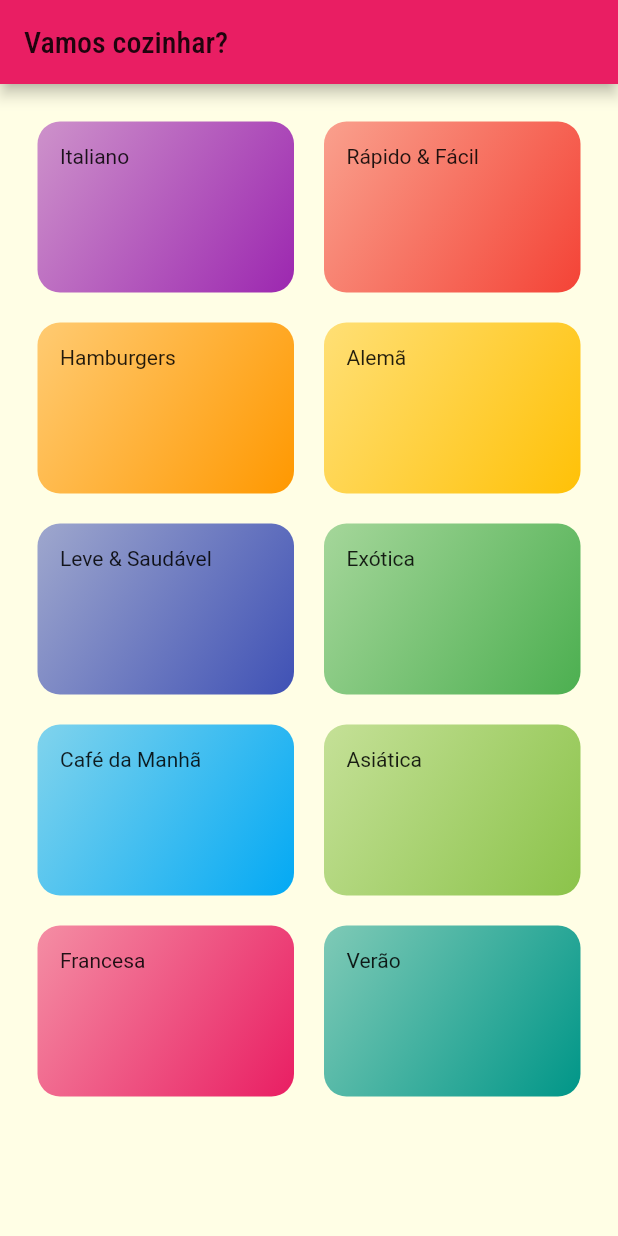
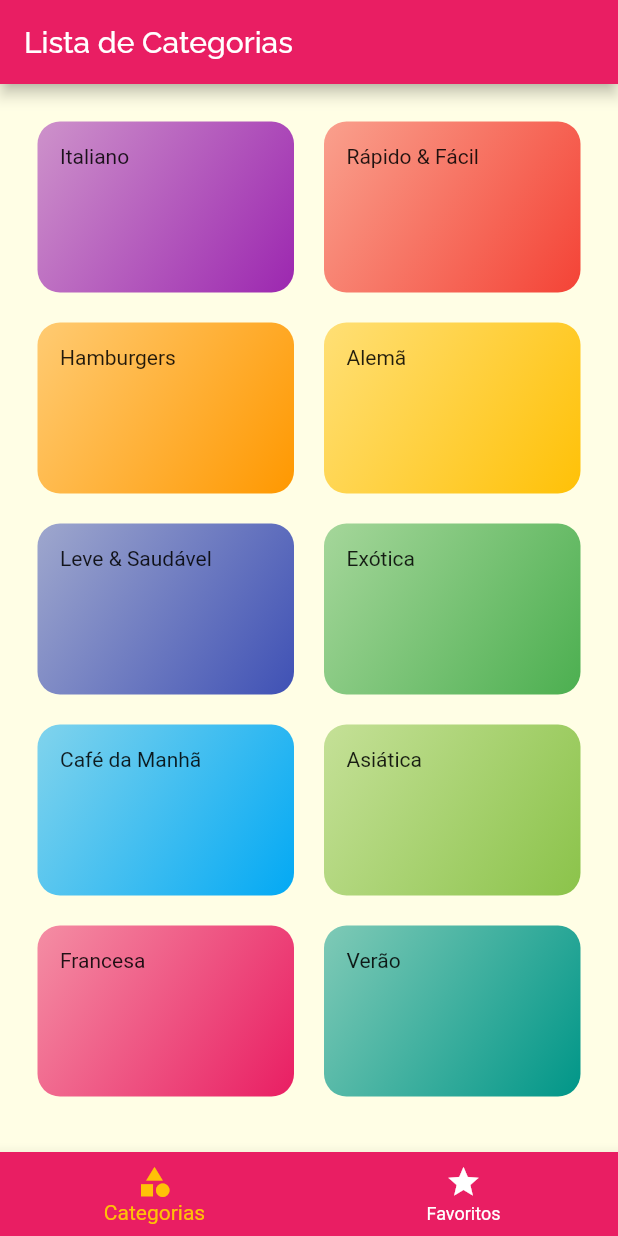
Before and after one commit to kadeguilherme/meals, a Flutter app: the screen it shows after launch, on a phone screen of 412 x 824 dp. Run offline on Flutter 3.47's test engine with Material 2 defaults, Android fonts, the phone set to English and light mode, and no system bars.

```diff
--- a/lib/main.dart
+++ b/lib/main.dart
@@ -1,8 +1,8 @@
 import 'package:flutter/material.dart';
-import 'screens/categories_screen.dart';
 import 'screens/categories_meals_screen.dart';
 import 'screens/meal_detail_screen.dart';
 import 'utils/app_routes.dart';
+import 'screens/tabs_screen.dart';
 
 void main() {
   runApp(MyApp());
@@ -27,7 +27,7 @@ class MyApp extends StatelessWidget {
             ),
       ),
       routes: {
-        AppRoutes.HOME: (ctx) => CategoriesScreen(),
+        AppRoutes.HOME: (ctx) => TabsScreen(),
         AppRoutes.CATEGORIES_MEALS: (ctx) => CategoriesMealsScreen(),
         AppRoutes.MEAL_DETAIL: (ctx) => MealDeatailScreen()
       },
--- a/lib/screens/categories_screen.dart
+++ b/lib/screens/categories_screen.dart
@@ -6,14 +6,7 @@ class CategoriesScreen extends StatelessWidget {
   @override
   Widget build(BuildContext context) {
     //gRIDvIEW OARECIDA COM LISTVIEW
-    return Scaffold(
-      appBar: AppBar(
-        title: Text(
-          'Vamos cozinhar?',
-          style: Theme.of(context).textTheme.headline6,
-        ),
-      ),
-      body: GridView(
+    return GridView(
       padding: EdgeInsets.all(25),
       gridDelegate: SliverGridDelegateWithMaxCrossAxisExtent(
         maxCrossAxisExtent: 200,
@@ -24,7 +17,6 @@ class CategoriesScreen extends StatelessWidget {
       children: DUMMY_CATEGORIES.map((cat) {
         return CategoryItem(cat);
       }).toList(),
-      ),
     );
   }
 }
--- /dev/null
+++ b/lib/screens/favorite_screen.dart
@@ -0,0 +1,13 @@
+import 'package:flutter/material.dart';
+
+class FavoriteScreen extends StatelessWidget {
+  @override
+  Widget build(BuildContext context) {
+    return Center(
+      child: Text(
+        'Minha reifeiçoes Favoritas',
+        style: Theme.of(context).textTheme.headline6,
+      ),
+    );
+  }
+}
--- /dev/null
+++ b/lib/screens/tabs_screen.dart
@@ -0,0 +1,50 @@
+import 'package:flutter/material.dart';
+import 'categories_screen.dart';
+import 'favorite_screen.dart';
+
+class TabsScreen extends StatefulWidget {
+  @override
+  _TabsScreenState createState() => _TabsScreenState();
+}
+
+class _TabsScreenState extends State<TabsScreen> {
+  int _selectedScreenIndex = 0;
+
+  final List<Map<String, Object>> _screens = [
+    {"title": "Lista de Categorias", "screen": CategoriesScreen()},
+    {"title": "Favoritos", "screen": FavoriteScreen()},
+  ];
+
+  _selectScreen(int index) {
+    setState(() {
+      _selectedScreenIndex = index;
+    });
+  }
+
+  @override
+  Widget build(BuildContext context) {
+    return Scaffold(
+      appBar: AppBar(
+        title: Text(_screens[_selectedScreenIndex]['title']),
+      ),
+      body: _screens[_selectedScreenIndex]['screen'],
+      bottomNavigationBar: BottomNavigationBar(
+        onTap: _selectScreen,
+        backgroundColor: Theme.of(context).primaryColor,
+        unselectedItemColor: Colors.white,
+        selectedItemColor: Theme.of(context).accentColor,
+        currentIndex: _selectedScreenIndex,
+        items: [
+          BottomNavigationBarItem(
+            icon: Icon(Icons.category),
+            title: Text('Categorias'),
+          ),
+          BottomNavigationBarItem(
+            icon: Icon(Icons.star),
+            title: Text('Favoritos'),
+          ),
+        ],
+      ),
+    );
+  }
+}
```
Also changed, not shown: pubspec.lock. Lines whose indentation alone changed are shown as unchanged.
